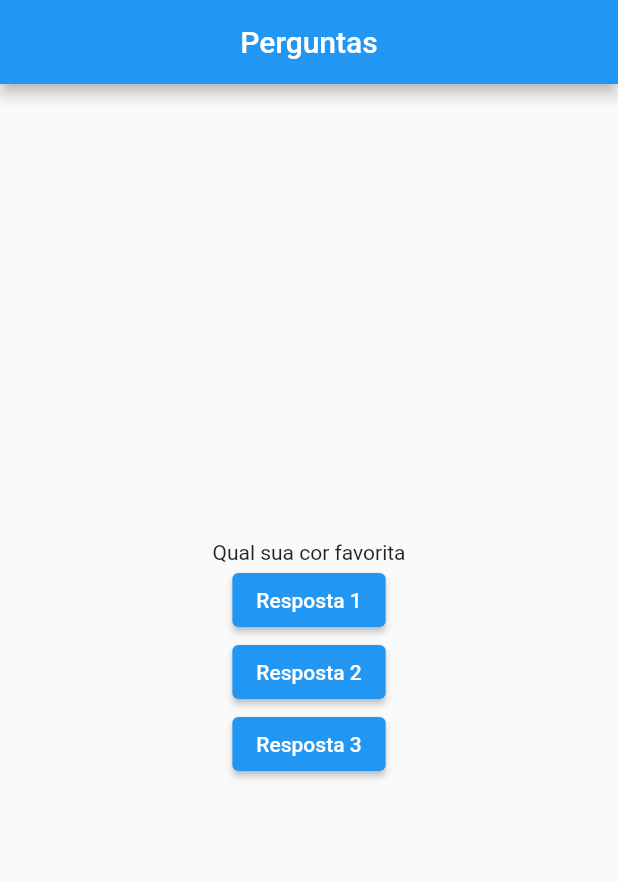
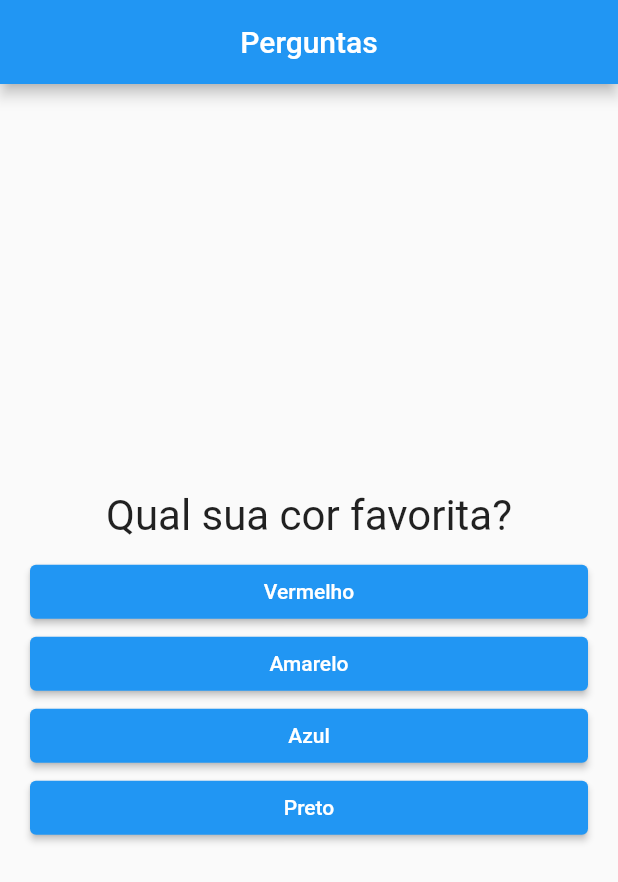
Before and after one commit to ClaudioMarzo/Pergunta_Respostas, a Flutter app: the screen it shows after launch, on a phone screen of 412 x 824 dp. Shown: the top 882 px of the screen. Run offline on Flutter 3.47's test engine with Material 2 defaults, Android fonts, the phone set to English and light mode, and no system bars.

Commit message:
Mudanca de estados

```diff
--- a/lib/main.dart
+++ b/lib/main.dart
@@ -1,18 +1,38 @@
 import 'package:flutter/material.dart';
-import 'package:projeto_pergunta/perguntas/perguntas.dart';
+import './style/opcao.dart';
+import './style/questao.dart';
+import './questoes/perguntas.dart';
 
 main(){
-  runApp(const PerguntaApp());
+  runApp( const PerguntaApp());
 }
+class PerguntaApp extends StatefulWidget{
+  const PerguntaApp({super.key});
 
-class PerguntaApp extends StatelessWidget{
-  const PerguntaApp({super.key});
-  void responder(){
-    print('Pergunta Respondida');
+  @override
+  _PerguntaAppState createState() {
+    return _PerguntaAppState();
   }
+}
+class _PerguntaAppState extends State<PerguntaApp>{
+  var perguntaSelecionada = 0;
+  void _responder(){
+    setState(() {
+      perguntaSelecionada++;
+    });
+  }
+  @override
   Widget build(BuildContext context){
-    var perguntas = Perguntas;
+
+
+    //Os dados são instanciados em formado de Lista, dos quais dois um é de String
+    //que captura os itens do map dentro do arquivo "perguntas.dart" após isso
+    //ele armazena na variável "textoResp". A instancia "cast()" transforma um objeto em lista
+
+    List <String> respostas = Perguntas[perguntaSelecionada].cast()['resposta'];
+
     return  MaterialApp(
+      debugShowCheckedModeBanner: false,
       home: Scaffold(
         appBar: AppBar(
           centerTitle: true,
@@ -23,22 +43,25 @@ class PerguntaApp extends StatelessWidget{
             mainAxisAlignment: MainAxisAlignment.center,
             crossAxisAlignment: CrossAxisAlignment.center,
             children: [
-                 Text(perguntas[0]),
-                 ElevatedButton(
-                     onPressed: (){},
-                     child: const Text("Resposta 1"),
-                 ),
-                 ElevatedButton(
-                   onPressed: (){},
-                   child: const Text("Resposta 2"),
-                 ),
-                 ElevatedButton(
-                   onPressed: (){},
-                   child: const Text("Resposta 3"),
-                 ),],
+              FraseQuestao(posicao: perguntaSelecionada),
+              ...respostas.map((t) => Respostas(respostas: t, onSelecao: _responder)).toList(),
+              // Respostas(respostas: "Resposta 1", onSelecao: _responder),
+              // Respostas(respostas: "Resposta 2", onSelecao: _responder),
+              // Respostas(respostas: "Resposta 3", onSelecao: _responder),
+              // Respostas(respostas: "Resposta 4", onSelecao: _responder),
+            ],
           ),
         ),
       ),
     );
   }
 }
+
+
+
+// for(String textoResp in respostas ){
+//   widgets.add(Respostas(respostas: textoResp, onSelecao: _responder));
+//   print(textoResp);
+// }
+//Equivalente
+//List<Widget> widgets = respostas.map((t) => Respostas(respostas: t, onSelecao: _responder)).toList()
--- a/lib/perguntas/perguntas.dart
+++ /dev/null
@@ -1,4 +0,0 @@
-final List<String> Perguntas = [
-  "Qual sua cor favorita",
-  "Qual seu animal favorito",
-];
--- /dev/null
+++ b/lib/questoes/perguntas.dart
@@ -0,0 +1,23 @@
+
+const List<Map<String, Object>> Perguntas = [
+  {
+    'texto': 'Qual sua cor favorita?',
+    'resposta': ['Vermelho','Amarelo','Azul','Preto'],
+  },
+  {
+    'texto': 'Qual seu animal favorito?',
+    'resposta': ['Gato','Cachorro','Papagaio','Cavalo'],
+  },
+  {
+    'texto': 'Qual seu Desenvolvedor Favorito?',
+    'resposta': ['Antônio','Cláudio','Emarielle','Juan '],
+  },
+];
+//
+// bool get temPerguntaSelecionada{
+//   return perguntaSelecionada < _Perguntas.length;
+// }
+//
+//  set Pergunta(String _Pergunta){
+//   return _Perguntas;
+// }
--- /dev/null
+++ b/lib/style/opcao.dart
@@ -0,0 +1,19 @@
+import 'package:flutter/material.dart';
+
+class Respostas extends StatelessWidget {
+  final String respostas;
+  final void Function() onSelecao;
+  const Respostas({super.key, required this.respostas, required this.onSelecao});
+
+  @override
+  Widget build(BuildContext context) {
+    return Container(
+      padding:  const EdgeInsets.fromLTRB(20, 0, 20, 0),
+      width: double.infinity,
+      child: ElevatedButton(
+        onPressed: onSelecao,
+        child: Text(respostas),
+      ),
+    );
+  }
+}
--- /dev/null
+++ b/lib/style/questao.dart
@@ -0,0 +1,22 @@
+import 'package:flutter/cupertino.dart';
+import '../questoes//perguntas.dart';
+
+class FraseQuestao extends StatelessWidget {
+  List<Map<String,Object>> perguntas = Perguntas;
+  int posicao;
+  FraseQuestao({required this.posicao});
+
+  @override
+  Widget build(BuildContext context) {
+    return Container(
+      width: double.infinity,
+      margin: const EdgeInsetsDirectional.all(10),
+      child: Text(perguntas[posicao]['texto'].toString(),
+        style: const TextStyle(
+          fontSize: 28
+        ),
+        textAlign: TextAlign.center,
+      ),
+    );
+  }
+}
```
Lines whose indentation alone changed are shown as unchanged.
